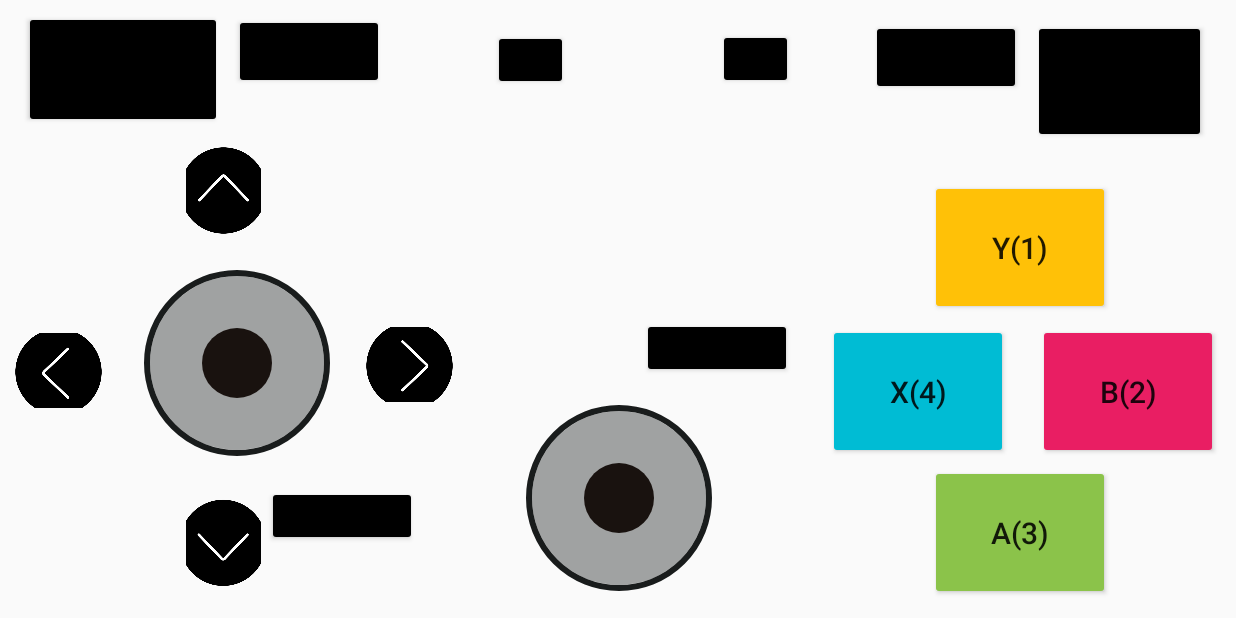
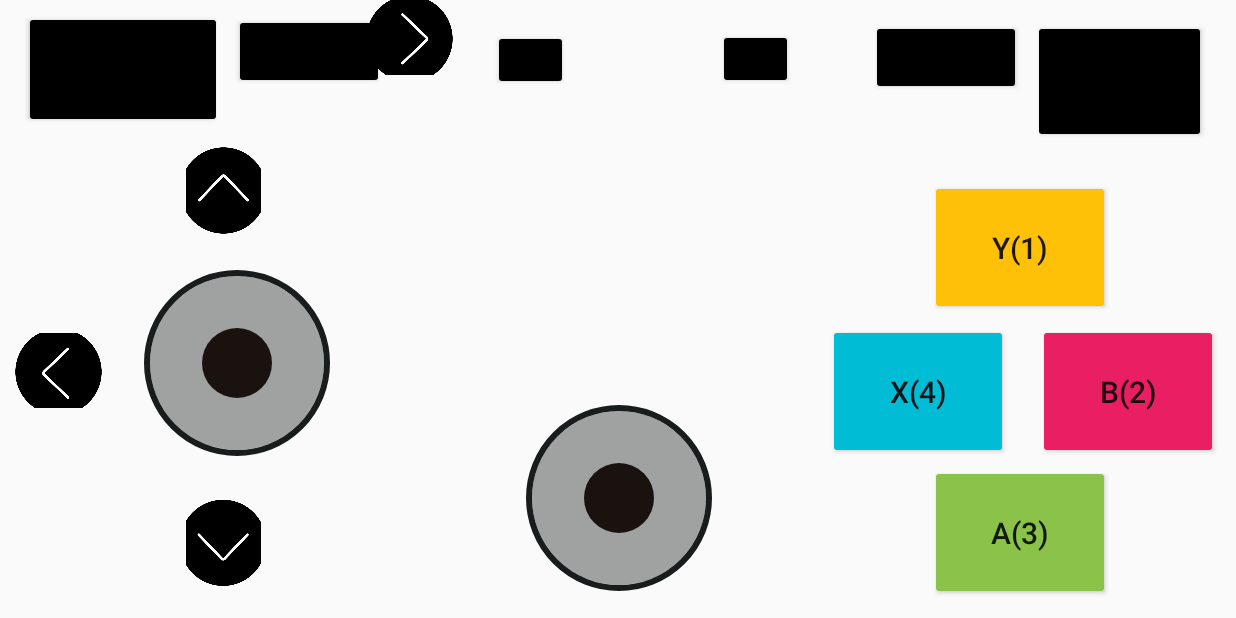
Before and after one commit to Null3rror/Xbox-Remote-Controller-Android-App, an Android app: the Layout screen opened directly, with no data from a screen before it, on a phone screen of 824 x 412 dp (held sideways). Run offline under Robolectric (Android 15) with nearby library versions, the phone set to English and light mode, and no system bars; network calls fail; 4 statements that could not run were skipped.

Commit message:
Change Rs, Ls to volume down , up

```diff
--- a/android_feeder/app/src/main/java/com/example/androidclient/Layout.java
+++ b/android_feeder/app/src/main/java/com/example/androidclient/Layout.java
@@ -1,8 +1,10 @@
 package com.example.androidclient;
 
 import android.annotation.SuppressLint;
+import android.os.Build;
 import android.os.Bundle;
 import android.util.Log;
+import android.view.KeyEvent;
 import android.view.MotionEvent;
 import android.view.View;
 import android.view.Window;
@@ -19,6 +21,7 @@ import org.json.JSONException;
 import org.json.JSONObject;
 
 import java.util.ArrayList;
+import java.util.Date;
 import java.util.HashMap;
 import java.util.Map;
 import java.util.Timer;
@@ -26,7 +29,7 @@ import java.util.TimerTask;
 
 public class Layout extends AppCompatActivity {
 
-    private Button btnY,btnX,btnB,btnA,btnStart,btnBack,btnLS,btnRS,btnLT,btnLB,btnRT,btnRB,btn13;
+    private Button btnY,btnX,btnB,btnA,btnStart,btnBack,btnLT,btnLB,btnRT,btnRB;
     private ImageButton btnUp,btnDown,btnLeft,btnRight;
 
     private int number = 0;
@@ -39,17 +42,22 @@ public class Layout extends AppCompatActivity {
         put("Y", 0);
     }};
 
-
+    public static final int SCREEN_ORIENTATION_SENSOR_LANDSCAPE = 6;
     private JSONObject data = new JSONObject();
-    @SuppressLint("ClickableViewAccessibility")
+    @SuppressLint({"ClickableViewAccessibility", "WrongConstant"})
     @Override
     protected void onCreate(Bundle savedInstanceState) {
 
         super.onCreate(savedInstanceState);
         requestWindowFeature(Window.FEATURE_NO_TITLE); //will hide the title
         getSupportActionBar().hide(); // hide the title bar
-        this.getWindow().setFlags(WindowManager.LayoutParams.FLAG_FULLSCREEN,
-                WindowManager.LayoutParams.FLAG_FULLSCREEN); //enable full screen
+        this.getWindow().setFlags(WindowManager.LayoutParams.FLAG_FULLSCREEN, WindowManager.LayoutParams.FLAG_FULLSCREEN);
+
+        if (Build.VERSION.SDK_INT >= 9) {
+            setRequestedOrientation(SCREEN_ORIENTATION_SENSOR_LANDSCAPE);
+        }
+
+
         setContentView(R.layout.activity_layout);
 
 
@@ -62,8 +70,6 @@ public class Layout extends AppCompatActivity {
         btnY = findViewById(R.id.buttonY);
         btnStart = findViewById(R.id.buttonStart);
         btnBack = findViewById(R.id.buttonBack);
-        btnRS = findViewById(R.id.buttonRS);
-        btnLS = findViewById(R.id.buttonLS);
         btnRT = findViewById(R.id.buttonRT);
         btnRB = findViewById(R.id.buttonRB);
         btnLT = findViewById(R.id.buttonLT);
@@ -166,34 +172,22 @@ public class Layout extends AppCompatActivity {
             return true;
         });
 
-        btnRS.setOnTouchListener((v, event) -> {
-            if (event.getAction() == MotionEvent.ACTION_DOWN) {
-                number |= Constants.BUTTON_RS_BIT;
-            } else if (event.getAction() == MotionEvent.ACTION_UP) {
-                number &= ~(Constants.BUTTON_RS_BIT);
-            }
-            return true;
-        });
-
-//        btnLS.setOnClickListener((v, event) -> {
-//
-//            if(event.getAction() == MotionEvent.ACTION_BUTTON_PRESS){
-//
+//        btnRS.setOnTouchListener((v, event) -> {
+//            if (event.getAction() == MotionEvent.ACTION_DOWN) {
+//                number |= Constants.BUTTON_RS_BIT;
+//            } else if (event.getAction() == MotionEvent.ACTION_UP) {
+//                number &= ~(Constants.BUTTON_RS_BIT);
 //            }
-////            if (event.getAction() == MotionEvent.ACTION_DOWN) {
-////                number |= Constants.BUTTON_LS_BIT;
-////            } else if (event.getAction() == MotionEvent.ACTION_UP) {
-////                number &= ~(Constants.BUTTON_LS_BIT);
-////            }
 //            return true;
 //        });
-        btnLS.setOnClickListener(new View.OnClickListener() {
-            @Override
-            public void onClick(View view)
-            {
-                number ^=  Constants.BUTTON_LS_BIT;
-            }
-        });
+//
+//        btnLS.setOnClickListener(new View.OnClickListener() {
+//            @Override
+//            public void onClick(View view)
+//            {
+//                number ^=  Constants.BUTTON_LS_BIT;
+//            }
+//        });
 
         btnRT.setOnTouchListener((v, event) -> {
             if (event.getAction() == MotionEvent.ACTION_DOWN) {
@@ -231,14 +225,6 @@ public class Layout extends AppCompatActivity {
             return true;
         });
 
-//        btn13.setOnTouchListener((v, event) -> {
-//            if (event.getAction() == MotionEvent.ACTION_DOWN) {
-//                number |= Constants.BUTTON_13_BIT;
-//            } else if (event.getAction() == MotionEvent.ACTION_UP) {
-//                number &= ~(Constants.BUTTON_13_BIT);
-//            }
-//            return true;
-//        });
 
         leftJoystick.setOnMoveListener(new JoystickView.OnMoveListener() {
             @Override
@@ -246,7 +232,8 @@ public class Layout extends AppCompatActivity {
                 leftJoystickValues.put("X", (int)(strength * Math.cos(angle) * Constants.JOYSTICK_RANGE_NUM));
                 leftJoystickValues.put("Y", (int)(strength * Math.sin(angle) * Constants.JOYSTICK_RANGE_NUM));
             }
-        });
+        }, 16);
+
 
         rightJoystick.setOnMoveListener(new JoystickView.OnMoveListener() {
             @Override
@@ -254,11 +241,38 @@ public class Layout extends AppCompatActivity {
                 rightJoystickValues.put("X", (int)(strength * Math.cos(angle) * Constants.JOYSTICK_RANGE_NUM));
                 rightJoystickValues.put("Y", (int)(strength * Math.sin(angle) * Constants.JOYSTICK_RANGE_NUM));
             }
-        });
+        }, 16);
 
 
         new Thread(new ReceiveThread()).start();
         new Thread(new SendThread()).start();
+    }
+
+    @Override
+    public boolean onKeyDown(int keyCode, KeyEvent event) {
+        if (keyCode == KeyEvent.KEYCODE_VOLUME_UP) {
+            event.startTracking();
+            number |= Constants.BUTTON_RS_BIT;
+            return true;
+        }
+        if (keyCode == KeyEvent.KEYCODE_VOLUME_DOWN) {
+            event.startTracking();
+            number ^= Constants.BUTTON_LS_BIT;
+            return true;
+        }
+        return super.onKeyDown(keyCode, event);
+    }
+
+    @Override
+    public boolean onKeyUp(int keyCode, KeyEvent event) {
+        if (keyCode == KeyEvent.KEYCODE_VOLUME_UP) {
+
+            event.startTracking();
+            number &= ~(Constants.BUTTON_RS_BIT);
+            return true;
+        }
+
+        return super.onKeyUp(keyCode, event);
     }
 
     class ReceiveThread implements Runnable {
--- a/android_feeder/app/src/main/res/layout/activity_layout.xml
+++ b/android_feeder/app/src/main/res/layout/activity_layout.xml
@@ -74,18 +74,6 @@
         app:layout_constraintStart_toEndOf="@+id/buttonLB"
         app:layout_constraintTop_toTopOf="parent"
         app:layout_constraintVertical_bias="1.0" />
-
-    <Button
-        android:id="@+id/buttonRS"
-        android:layout_width="100dp"
-        android:layout_height="40dp"
-        android:layout_marginEnd="24dp"
-        android:layout_marginRight="24dp"
-        android:text="RS(12)"
-        android:textSize="10sp"
-        app:backgroundTint="#000000"
-        app:layout_constraintBottom_toTopOf="@+id/rightJoystickView"
-        app:layout_constraintEnd_toStartOf="@+id/buttonX" />
 
     <Button
         android:id="@+id/buttonStart"
@@ -191,19 +179,6 @@
         app:layout_constraintBottom_toBottomOf="parent"
         app:layout_constraintStart_toStartOf="parent" />
 
-    <Button
-        android:id="@+id/buttonLS"
-        android:layout_width="100dp"
-        android:layout_height="40dp"
-        android:layout_marginStart="4dp"
-        android:layout_marginLeft="4dp"
-        android:layout_marginBottom="48dp"
-        android:text="LS(11)"
-        android:textSize="10sp"
-        app:backgroundTint="#000000"
-        app:layout_constraintBottom_toBottomOf="parent"
-        app:layout_constraintStart_toEndOf="@+id/imageButtonDown" />
-
     <ImageButton
         android:id="@+id/imageButtonUp"
         android:layout_width="50dp"
@@ -228,15 +203,12 @@
         android:layout_centerVertical="true"
         android:layout_marginStart="164dp"
         android:layout_marginLeft="164dp"
-        android:layout_marginBottom="56dp"
         android:background="@null"
         android:padding="5dp"
         android:scaleType="centerCrop"
         android:src="@drawable/right_arrow"
-        app:layout_constraintBottom_toTopOf="@+id/buttonLS"
-        app:layout_constraintEnd_toStartOf="@+id/buttonRS"
-        app:layout_constraintHorizontal_bias="0.0"
-        app:layout_constraintStart_toEndOf="@+id/imageButtonLeft" />
+        app:layout_constraintStart_toEndOf="@+id/imageButtonLeft"
+        tools:layout_editor_absoluteY="199dp" />
 
     <ImageButton
         android:id="@+id/imageButtonLeft"
```
